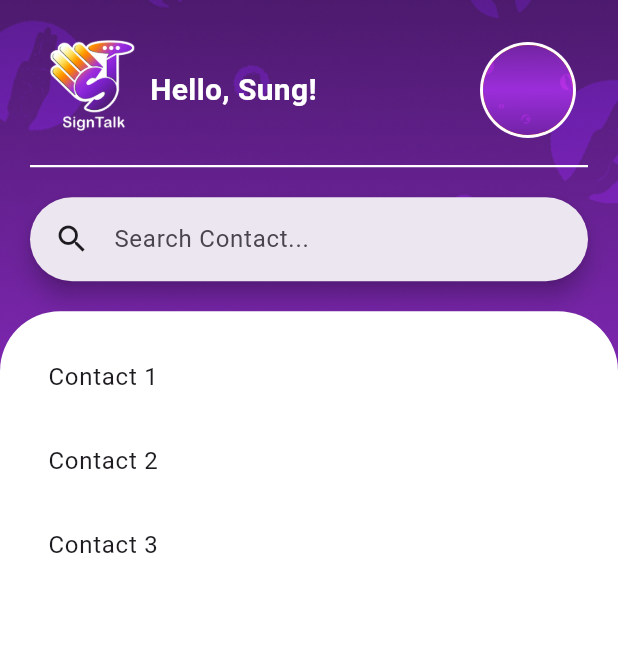
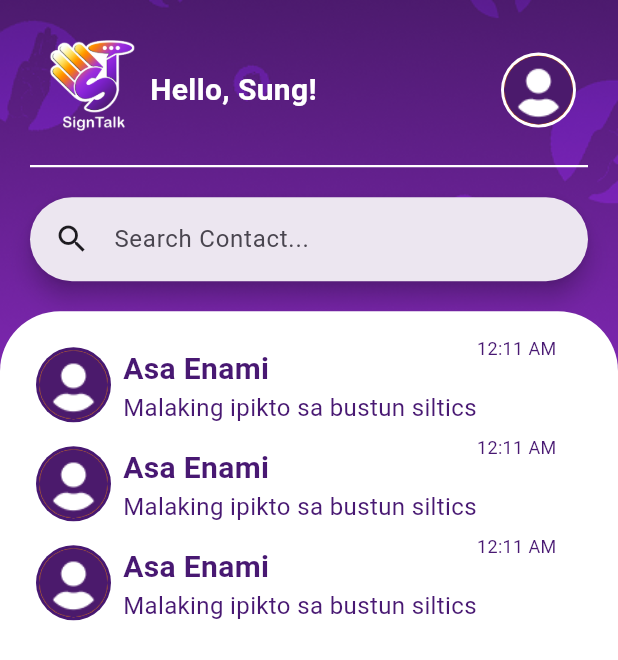
Before and after one commit to wntrpy/SignTalk, a Flutter app: the HomeScreen screen opened by its route, on a phone screen of 412 x 824 dp. Shown: the top 660 px of the screen. Run offline on Flutter 3.47's test engine with Material 3 defaults, Android fonts, the phone set to English and light mode, and no system bars; drawn by our look-alikes of flutter_slidable; our stand-ins replace flutter_riverpod, go_router.

Commit message:
added user card widget, and profile screen

```diff
--- a/lib/main.dart
+++ b/lib/main.dart
@@ -8,6 +8,8 @@ import 'package:signtalk/screens/auth_screens/login_screen.dart';
 import 'package:signtalk/screens/auth_screens/registration_screen.dart';
 import 'package:signtalk/screens/auth_screens/welcome_screen.dart';
 import 'package:signtalk/screens/chat_screens/home_screen.dart';
+import 'package:signtalk/screens/chat_screens/user_profile_screen.dart';
+import 'package:signtalk/screens/settings_screens/settings_screen.dart';
 import 'screens/splash_screen.dart';
 
 void main() {
@@ -26,6 +28,7 @@ class MyApp extends StatelessWidget {
   static const Color black = Color.fromARGB(255, 0, 0, 0); // black
 
   //fonts size based sa figma
+  static const double fontSizeExtraSmall = 9.0;
   static const double fontSizeSmall = 12.0;
   static const double fontSizeMedium = 16.0;
   static const double fontSizeLarge = 20.0;
@@ -33,8 +36,8 @@ class MyApp extends StatelessWidget {
 
   //image paths
   static const String signtalk_bg = 'assets/images/signtalk_bg.png';
-  static const String signtalk_logo = 'assets/images/signtalk_logo.png';
-  static const String google_logo = 'assets/images/google_icon.png';
+  static const String signtalk_logo = 'assets/icons/signtalk_logo.png';
+  static const String google_logo = 'assets/icons/google_icon.png';
   static const String welcome_screen_icon =
       'assets/images/welcome_screen_icon.png';
   static const String welcome_screen_text =
@@ -42,6 +45,7 @@ class MyApp extends StatelessWidget {
   static const String welcome_screen_bg = 'assets/images/welcome_screen_bg.png';
 
   static const String karina_pic = 'assets/images/karina.jpg';
+  static const String default_user_pfp = 'assets/icons/default_user_pfp.jpg';
 
   //TODO: ibukod mo ng file to
   //routes using go_router
@@ -64,6 +68,10 @@ class MyApp extends StatelessWidget {
 
       // ------------------------ CHATS ----------------------------
       _goRouteWithSlide('/home_screen', HomeScreen()),
+      _goRouteWithSlide('/profile_screen', UserProfileScreen()),
+
+      // ------------------------ SETTINGS ----------------------------
+      _goRouteWithSlide('/settings_screen', SettingScreen()),
 
       // ------------------------ SPLASH (no transition) ----------
       GoRoute(
--- a/lib/screens/chat_screens/home_screen.dart
+++ b/lib/screens/chat_screens/home_screen.dart
@@ -1,7 +1,9 @@
 import 'package:flutter/material.dart';
 import 'package:go_router/go_router.dart';
 import 'package:signtalk/main.dart';
+import 'package:signtalk/widgets/buttons/custom_circle_pfp_button.dart';
 import 'package:signtalk/widgets/custom_signtalk_logo.dart';
+import 'package:signtalk/widgets/custom_user_card_widget.dart';
 
 class HomeScreen extends StatefulWidget {
   const HomeScreen({super.key});
@@ -25,6 +27,7 @@ class _HomeScreenState extends State<HomeScreen> {
   @override
   Widget build(BuildContext context) {
     return PopScope(
+      //TODO: tanggalin mo to
       canPop: false,
       onPopInvoked: (didPop) {
         if (!didPop) {
@@ -78,26 +81,12 @@ class _HomeScreenState extends State<HomeScreen> {
                               ),
 
                               //--------------------------CIRCLE PFP---------------------------
-                              IconButton(
-                                onPressed: () {
-                                  //TODO: FIX LATER = redirect to profile screen
-                                  print('Profile picture clicked!');
-                                },
-                                icon: Container(
-                                  padding: EdgeInsets.all(2.0),
-                                  decoration: BoxDecoration(
-                                    color: Colors.white,
-                                    borderRadius: BorderRadius.circular(100),
-                                  ),
-                                  child: CircleAvatar(
-                                    backgroundImage: AssetImage(
-                                      MyApp.signtalk_bg,
-                                    ),
-                                    radius: 30,
-                                    backgroundColor: MyApp.orange,
-                                  ),
-                                ),
-                                splashRadius: 30,
+                              CustomCirclePfpButton(
+                                borderColor: MyApp.white,
+                                userImage: null,
+                                onPressed: () => context.push(
+                                  '/profile_screen',
+                                ), // TODO: goto profile screen
                               ),
                             ],
                           ),
@@ -135,7 +124,7 @@ class _HomeScreenState extends State<HomeScreen> {
                         padding: EdgeInsets.all(16.0),
                         itemCount: dummyContacts.length,
                         itemBuilder: (context, index) {
-                          return ListTile(title: Text(dummyContacts[index]));
+                          return CustomUserCardWidget();
                         },
                       ),
                     ),
--- /dev/null
+++ b/lib/widgets/buttons/custom_circle_pfp_button.dart
@@ -0,0 +1,44 @@
+import 'package:flutter/material.dart';
+import 'package:signtalk/main.dart';
+
+class CustomCirclePfpButton extends StatelessWidget {
+  final Color borderColor; // color for border
+  final String? userImage; // path to user image
+  final void Function()? onPressed;
+
+  // ✅ New optional size parameters
+  final double width;
+  final double height;
+
+  const CustomCirclePfpButton({
+    super.key,
+    required this.borderColor,
+    required this.userImage,
+    this.onPressed,
+    this.width = 50.0,
+    this.height = 50.0,
+  });
+
+  @override
+  Widget build(BuildContext context) {
+    return IconButton(
+      onPressed: onPressed,
+      splashRadius: width / 2 + 5,
+      icon: Container(
+        width: width,
+        height: height,
+        padding: const EdgeInsets.all(2.0),
+        decoration: BoxDecoration(
+          color: borderColor,
+          borderRadius: BorderRadius.circular(100),
+        ),
+        child: CircleAvatar(
+          backgroundImage: userImage != null
+              ? AssetImage(userImage!)
+              : const AssetImage('assets/icons/default_user_pfp.png'),
+          backgroundColor: MyApp.orange,
+        ),
+      ),
+    );
+  }
+}
--- a/lib/widgets/custom_user_card_widget.dart
+++ b/lib/widgets/custom_user_card_widget.dart
@@ -1,5 +1,8 @@
 import 'package:flutter/material.dart';
 import 'package:flutter_slidable/flutter_slidable.dart';
+import 'package:go_router/go_router.dart';
+import 'package:signtalk/main.dart';
+import 'package:signtalk/widgets/buttons/custom_circle_pfp_button.dart';
 
 class CustomUserCardWidget extends StatelessWidget {
   const CustomUserCardWidget({super.key});
@@ -15,7 +18,7 @@ class CustomUserCardWidget extends StatelessWidget {
             //mute
             onPressed: (context) {},
             icon: Icons.notifications,
-            backgroundColor: Colors.red,
+            backgroundColor: MyApp.darkViolet,
             borderRadius: BorderRadius.circular(12),
           ),
 
@@ -23,7 +26,7 @@ class CustomUserCardWidget extends StatelessWidget {
           SlidableAction(
             onPressed: (context) {},
             icon: Icons.block,
-            backgroundColor: Colors.black,
+            backgroundColor: MyApp.darkViolet,
             borderRadius: BorderRadius.circular(12),
           ),
 
@@ -31,14 +34,67 @@ class CustomUserCardWidget extends StatelessWidget {
           SlidableAction(
             onPressed: (context) {},
             icon: Icons.delete,
-            backgroundColor: Colors.black,
+            backgroundColor: MyApp.darkViolet,
             borderRadius: BorderRadius.circular(12),
           ),
         ],
       ),
 
       //TODO: dito content
-      child: Container(),
+      child: InkWell(
+        borderRadius: BorderRadius.circular(12), //  ripple effect pagpenendot
+        onTap: () {
+          context.go('/login_screen');
+        },
+        child: Container(
+          child: Row(
+            crossAxisAlignment: CrossAxisAlignment.start,
+            children: [
+              //--------------------------USER PFP---------------------------
+              CustomCirclePfpButton(
+                borderColor: MyApp.darkViolet,
+                userImage: null,
+              ), //TODO: palitan ng pic galing sa db, if none edi default pic
+              //--------------------------FULL NAME AND CHAT---------------------------
+              Padding(
+                padding: const EdgeInsets.only(top: 8.0),
+                child: Column(
+                  crossAxisAlignment: CrossAxisAlignment.start,
+                  children: [
+                    //--------------------------FULL NAME---------------------------
+                    Text(
+                      "Asa Enami",
+                      style: TextStyle(
+                        color: MyApp.darkViolet,
+                        fontWeight: FontWeight.bold,
+                        fontSize: MyApp.fontSizeLarge,
+                      ),
+                    ),
+
+                    //--------------------------CHAT---------------------------
+                    Text(
+                      "Malaking ipikto sa bustun siltics",
+                      style: TextStyle(
+                        color: MyApp.darkViolet,
+                        fontSize: MyApp.fontSizeMedium,
+                      ),
+                    ),
+                  ],
+                ),
+              ),
+
+              //--------------------------TIMESTAMP---------------------------
+              Text(
+                "12:11 AM",
+                style: TextStyle(
+                  color: MyApp.darkViolet,
+                  fontSize: MyApp.fontSizeSmall,
+                ),
+              ),
+            ],
+          ),
+        ),
+      ),
     );
   }
 }
--- a/notes.txt
+++ b/notes.txt
@@ -3,6 +3,7 @@ aral:
 - refresh indicator tulad ng sa facebook
     - homepage (message page)
 - LAHAT NG NAGNANAVIGATE PAPUNTA KAY LOGIN SCREEN, context.go lang dapat gamit
+- DAPAT PAG NASA MESSAGE SCREEN TAPOS PININDOT YUNG BACK BUTTON SA CP, DAPAT MAG QUIT YUNG APP, OR MAY LUMABAS NA ALERT DIALOG FOR CONFIRMATION
 
 
 CHEAT SHIT:
--- a/pubspec.yaml
+++ b/pubspec.yaml
@@ -26,3 +26,4 @@ flutter:
   uses-material-design: true
   assets:
     - assets/images/
+    - assets/icons/
```
Also changed, not shown: lib/screens/chat_screens/user_profile_screen.dart (added, +171 -0 lines), lib/screens/settings_screens/settings_screen.dart (added, +25 -0 lines), lib/widgets/buttons/custom_icon_button.dart (added, +24 -0 lines), lib/widgets/textfields/custom_line_textfield.dart (added, +56 -0 lines), assets/icons/default_user_pfp.png (added), assets/icons/google_icon.png (renamed from assets/images/google_icon.png), assets/icons/signtalk_logo.png (renamed from assets/images/signtalk_logo.png).
